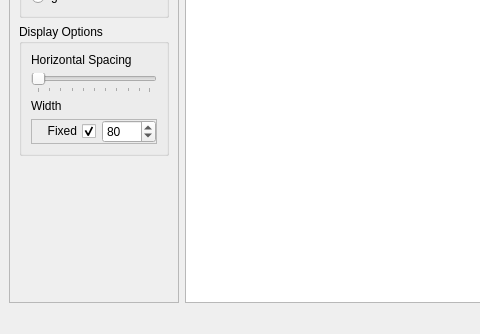
This is GUI/drumburp.ui in Whatang/DrumBurp as Qt 5 draws it before an edit; both pictures show x 0 to 480 and y 266 to 600 of the 800 by 600 pixel window. The edited form follows.
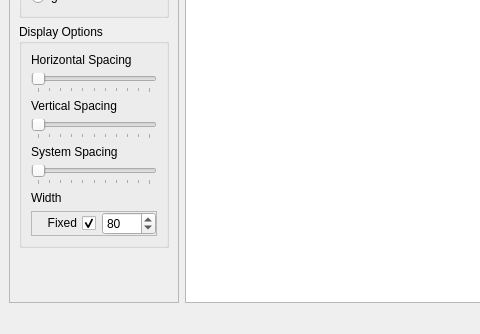
This is the edited form. Custom widgets are drawn as their Qt base class.

What changed in the file:
```diff
--- a/GUI/drumburp.ui
+++ b/GUI/drumburp.ui
@@ -139,9 +139,73 @@
               <verstretch>0</verstretch>
              </sizepolicy>
             </property>
+            <property name="maximum">
+             <number>100</number>
+            </property>
             <property name="value">
              <number>0</number>
             </property>
+            <property name="tracking">
+             <bool>false</bool>
+            </property>
+            <property name="orientation">
+             <enum>Qt::Horizontal</enum>
+            </property>
+            <property name="tickPosition">
+             <enum>QSlider::TicksBelow</enum>
+            </property>
+           </widget>
+          </item>
+          <item>
+           <widget class="QLabel" name="label">
+            <property name="text">
+             <string>Vertical Spacing</string>
+            </property>
+           </widget>
+          </item>
+          <item>
+           <widget class="QSlider" name="verticalSlider">
+            <property name="sizePolicy">
+             <sizepolicy hsizetype="Minimum" vsizetype="Fixed">
+              <horstretch>0</horstretch>
+              <verstretch>0</verstretch>
+             </sizepolicy>
+            </property>
+            <property name="maximum">
+             <number>100</number>
+            </property>
+            <property name="tracking">
+             <bool>false</bool>
+            </property>
+            <property name="orientation">
+             <enum>Qt::Horizontal</enum>
+            </property>
+            <property name="tickPosition">
+             <enum>QSlider::TicksBelow</enum>
+            </property>
+           </widget>
+          </item>
+          <item>
+           <widget class="QLabel" name="label_2">
+            <property name="text">
+             <string>System Spacing</string>
+            </property>
+           </widget>
+          </item>
+          <item>
+           <widget class="QSlider" name="verticalSlider_2">
+            <property name="sizePolicy">
+             <sizepolicy hsizetype="Minimum" vsizetype="Fixed">
+              <horstretch>0</horstretch>
+              <verstretch>0</verstretch>
+             </sizepolicy>
+            </property>
+            <property name="maximum">
+             <number>100</number>
+            </property>
+            <property name="tracking">
+             <bool>false</bool>
+            </property>
             <property name="orientation">
              <enum>Qt::Horizontal</enum>
             </property>
@@ -326,7 +390,23 @@
      </widget>
     </item>
     <item row="1" column="1">
-     <widget class="ScoreText" name="scoreView"/>
+     <widget class="ScoreView" name="scoreView">
+      <property name="acceptDrops">
+       <bool>false</bool>
+      </property>
+      <property name="lineWidth">
+       <number>1</number>
+      </property>
+      <property name="alignment">
+       <set>Qt::AlignLeading|Qt::AlignLeft|Qt::AlignTop</set>
+      </property>
+      <property name="dragMode">
+       <enum>QGraphicsView::RubberBandDrag</enum>
+      </property>
+      <property name="transformationAnchor">
+       <enum>QGraphicsView::NoAnchor</enum>
+      </property>
+     </widget>
     </item>
    </layout>
   </widget>
@@ -408,9 +488,9 @@
    <header>Widgets.RadioButtonTeller_plugin</header>
   </customwidget>
   <customwidget>
-   <class>ScoreText</class>
-   <extends>QPlainTextEdit</extends>
-   <header>Widgets.ScoreText_plugin</header>
+   <class>ScoreView</class>
+   <extends>QGraphicsView</extends>
+   <header>Widgets.ScoreView_plugin</header>
   </customwidget>
  </customwidgets>
  <tabstops>
```
Left out of the diff: 166 changed lines with no effect on the pictures.
